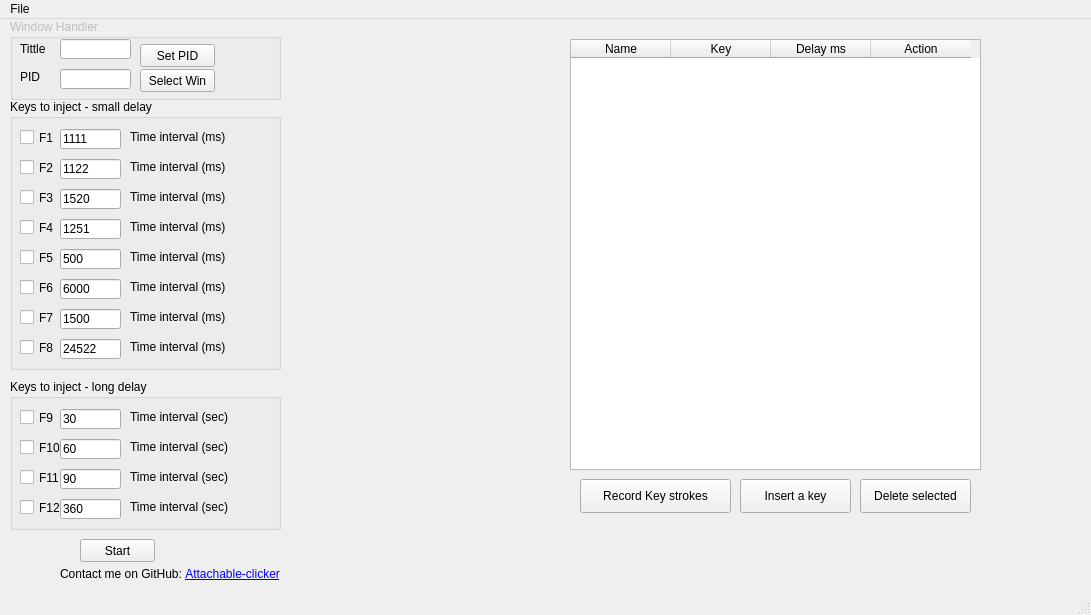
Qt form gui/mainwindow.ui (Napalys/Attachable-clicker) before a commit.
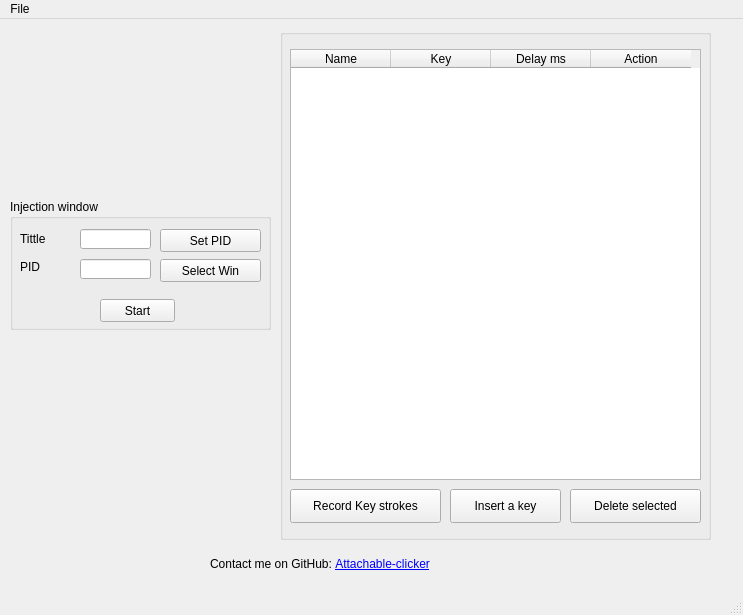
The same form after that commit.

Commit message: Added separation for delegates. Ensured buttons are named properly. Removed legacy clicker part.

Diff of the .ui file:
```diff
--- a/gui/mainwindow.ui
+++ b/gui/mainwindow.ui
@@ -6,7 +6,7 @@
    <rect>
     <x>0</x>
     <y>0</y>
-    <width>1091</width>
+    <width>743</width>
     <height>615</height>
    </rect>
   </property>
@@ -20,460 +20,12 @@
    <bool>false</bool>
   </property>
   <widget class="QWidget" name="centralwidget">
-   <widget class="QCheckBox" name="checkBox_F1">
-    <property name="geometry">
-     <rect>
-      <x>20</x>
-      <y>110</y>
-      <width>41</width>
-      <height>17</height>
-     </rect>
-    </property>
-    <property name="accessibleName">
-     <string>check_F1</string>
-    </property>
-    <property name="text">
-     <string>F1</string>
-    </property>
-   </widget>
-   <widget class="QLineEdit" name="lineEdit_F1">
-    <property name="geometry">
-     <rect>
-      <x>60</x>
-      <y>110</y>
-      <width>61</width>
-      <height>20</height>
-     </rect>
-    </property>
-    <property name="accessibleName">
-     <string>txtBox_F1</string>
-    </property>
-    <property name="text">
-     <string>1111</string>
-    </property>
-   </widget>
-   <widget class="QLabel" name="label_F1">
-    <property name="geometry">
-     <rect>
-      <x>130</x>
-      <y>110</y>
-      <width>111</width>
-      <height>16</height>
-     </rect>
-    </property>
-    <property name="text">
-     <string>Time interval (ms)</string>
-    </property>
-   </widget>
-   <widget class="QCheckBox" name="checkBox_F2">
-    <property name="geometry">
-     <rect>
-      <x>20</x>
-      <y>140</y>
-      <width>41</width>
-      <height>17</height>
-     </rect>
-    </property>
-    <property name="accessibleName">
-     <string>check_F2</string>
-    </property>
-    <property name="text">
-     <string>F2</string>
-    </property>
-   </widget>
-   <widget class="QLabel" name="label_F2">
-    <property name="geometry">
-     <rect>
-      <x>130</x>
-      <y>140</y>
-      <width>111</width>
-      <height>16</height>
-     </rect>
-    </property>
-    <property name="text">
-     <string>Time interval (ms)</string>
-    </property>
-   </widget>
-   <widget class="QLineEdit" name="lineEdit_F2">
-    <property name="geometry">
-     <rect>
-      <x>60</x>
-      <y>140</y>
-      <width>61</width>
-      <height>20</height>
-     </rect>
-    </property>
-    <property name="accessibleName">
-     <string>txtBox_F2</string>
-    </property>
-    <property name="text">
-     <string>1122</string>
-    </property>
-   </widget>
-   <widget class="QCheckBox" name="checkBox_F3">
-    <property name="geometry">
-     <rect>
-      <x>20</x>
-      <y>170</y>
-      <width>41</width>
-      <height>17</height>
-     </rect>
-    </property>
-    <property name="accessibleName">
-     <string>check_F3</string>
-    </property>
-    <property name="text">
-     <string>F3</string>
-    </property>
-   </widget>
-   <widget class="QCheckBox" name="checkBox_F4">
-    <property name="geometry">
-     <rect>
-      <x>20</x>
-      <y>200</y>
-      <width>41</width>
-      <height>17</height>
-     </rect>
-    </property>
-    <property name="accessibleName">
-     <string>check_F4</string>
-    </property>
-    <property name="text">
-     <string>F4</string>
-    </property>
-   </widget>
-   <widget class="QLineEdit" name="lineEdit_F4">
-    <property name="geometry">
-     <rect>
-      <x>60</x>
-      <y>200</y>
-      <width>61</width>
-      <height>20</height>
-     </rect>
-    </property>
-    <property name="accessibleName">
-     <string>txtBox_F4</string>
-    </property>
-    <property name="text">
-     <string>1251</string>
-    </property>
-   </widget>
-   <widget class="QLabel" name="label_F4">
-    <property name="geometry">
-     <rect>
-      <x>130</x>
-      <y>200</y>
-      <width>111</width>
-      <height>16</height>
-     </rect>
-    </property>
-    <property name="text">
-     <string>Time interval (ms)</string>
-    </property>
-   </widget>
-   <widget class="QLabel" name="label_F3">
-    <property name="geometry">
-     <rect>
-      <x>130</x>
-      <y>170</y>
-      <width>111</width>
-      <height>16</height>
-     </rect>
-    </property>
-    <property name="text">
-     <string>Time interval (ms)</string>
-    </property>
-   </widget>
-   <widget class="QLineEdit" name="lineEdit_F3">
-    <property name="geometry">
-     <rect>
-      <x>60</x>
-      <y>170</y>
-      <width>61</width>
-      <height>20</height>
-     </rect>
-    </property>
-    <property name="accessibleName">
-     <string>txtBox_F3</string>
-    </property>
-    <property name="text">
-     <string>1520</string>
-    </property>
-   </widget>
-   <widget class="QCheckBox" name="checkBox_F5">
-    <property name="geometry">
-     <rect>
-      <x>20</x>
-      <y>230</y>
-      <width>41</width>
-      <height>17</height>
-     </rect>
-    </property>
-    <property name="accessibleName">
-     <string>check_F5</string>
-    </property>
-    <property name="text">
-     <string>F5</string>
-    </property>
-   </widget>
-   <widget class="QCheckBox" name="checkBox_F6">
-    <property name="geometry">
-     <rect>
-      <x>20</x>
-      <y>260</y>
-      <width>41</width>
-      <height>17</height>
-     </rect>
-    </property>
-    <property name="accessibleName">
-     <string>check_F6</string>
-    </property>
-    <property name="text">
-     <string>F6</string>
-    </property>
-   </widget>
-   <widget class="QLineEdit" name="lineEdit_F6">
-    <property name="geometry">
-     <rect>
-      <x>60</x>
-      <y>260</y>
-      <width>61</width>
-      <height>20</height>
-     </rect>
-    </property>
-    <property name="accessibleName">
-     <string>txtBox_F6</string>
-    </property>
-    <property name="text">
-     <string>6000</string>
-    </property>
-   </widget>
-   <widget class="QLabel" name="label_F6">
-    <property name="geometry">
-     <rect>
-      <x>130</x>
-      <y>260</y>
-      <width>111</width>
-      <height>16</height>
-     </rect>
-    </property>
-    <property name="text">
-     <string>Time interval (ms)</string>
-    </property>
-   </widget>
-   <widget class="QLabel" name="label_F5">
-    <property name="geometry">
-     <rect>
-      <x>130</x>
-      <y>230</y>
-      <width>111</width>
-      <height>16</height>
-     </rect>
-    </property>
-    <property name="text">
-     <string>Time interval (ms)</string>
-    </property>
-   </widget>
-   <widget class="QLineEdit" name="lineEdit_F5">
-    <property name="geometry">
-     <rect>
-      <x>60</x>
-      <y>230</y>
-      <width>61</width>
-      <height>20</height>
-     </rect>
-    </property>
-    <property name="accessibleName">
-     <string>txtBox_F5</string>
-    </property>
-    <property name="text">
-     <string>500</string>
-    </property>
-   </widget>
-   <widget class="QCheckBox" name="checkBox_F7">
-    <property name="geometry">
-     <rect>
-      <x>20</x>
-      <y>290</y>
-      <width>41</width>
-      <height>17</height>
-     </rect>
-    </property>
-    <property name="accessibleName">
-     <string>check_F7</string>
-    </property>
-    <property name="text">
-     <string>F7</string>
-    </property>
-   </widget>
-   <widget class="QCheckBox" name="checkBox_F8">
-    <property name="geometry">
-     <rect>
-      <x>20</x>
-      <y>320</y>
-      <width>41</width>
-      <height>17</height>
-     </rect>
-    </property>
-    <property name="accessibleName">
-     <string>check_F8</string>
-    </property>
-    <property name="text">
-     <string>F8</string>
-    </property>
-   </widget>
-   <widget class="QLineEdit" name="lineEdit_F8">
-    <property name="geometry">
-     <rect>
-      <x>60</x>
-      <y>320</y>
-      <width>61</width>
-      <height>20</height>
-     </rect>
-    </property>
-    <property name="accessibleName">
-     <string>txtBox_F8</string>
-    </property>
-    <property name="text">
-     <string>24522</string>
-    </property>
-   </widget>
-   <widget class="QLabel" name="label_F8">
-    <property name="geometry">
-     <rect>
-      <x>130</x>
-      <y>320</y>
-      <width>111</width>
-      <height>16</height>
-     </rect>
-    </property>
-    <property name="text">
-     <string>Time interval (ms)</string>
-    </property>
-   </widget>
-   <widget class="QLabel" name="label_F7">
-    <property name="geometry">
-     <rect>
-      <x>130</x>
-      <y>290</y>
-      <width>111</width>
-      <height>16</height>
-     </rect>
-    </property>
-    <property name="text">
-     <string>Time interval (ms)</string>
-    </property>
-   </widget>
-   <widget class="QLineEdit" name="lineEdit_F7">
-    <property name="geometry">
-     <rect>
-      <x>60</x>
-      <y>290</y>
-      <width>61</width>
-      <height>20</height>
-     </rect>
-    </property>
-    <property name="accessibleName">
-     <string>txtBox_F7</string>
-    </property>
-    <property name="text">
-     <string>1500</string>
-    </property>
-   </widget>
-   <widget class="QPushButton" name="pushButton_PID">
-    <property name="geometry">
-     <rect>
-      <x>140</x>
-      <y>25</y>
-      <width>75</width>
-      <height>23</height>
-     </rect>
-    </property>
-    <property name="text">
-     <string>Set PID</string>
-    </property>
-   </widget>
-   <widget class="QPushButton" name="select_PID">
-    <property name="geometry">
-     <rect>
-      <x>140</x>
-      <y>50</y>
-      <width>75</width>
-      <height>23</height>
-     </rect>
-    </property>
-    <property name="text">
-     <string>Select Win</string>
-    </property>
-   </widget>
-   <widget class="QLineEdit" name="lineEdit_PID">
-    <property name="geometry">
-     <rect>
-      <x>60</x>
-      <y>50</y>
-      <width>71</width>
-      <height>20</height>
-     </rect>
-    </property>
-   </widget>
-   <widget class="QLabel" name="label_PID">
-    <property name="geometry">
-     <rect>
-      <x>20</x>
-      <y>50</y>
-      <width>21</width>
-      <height>16</height>
-     </rect>
-    </property>
-    <property name="text">
-     <string>PID</string>
-    </property>
-   </widget>
-   <widget class="QLineEdit" name="lineEdit_PID_2">
-    <property name="geometry">
-     <rect>
-      <x>60</x>
-      <y>20</y>
-      <width>71</width>
-      <height>20</height>
-     </rect>
-    </property>
-    <property name="text">
-     <string/>
-    </property>
-   </widget>
-   <widget class="QLabel" name="label_PID_2">
-    <property name="geometry">
-     <rect>
-      <x>20</x>
-      <y>20</y>
-      <width>31</width>
-      <height>20</height>
-     </rect>
-    </property>
-    <property name="text">
-     <string>Tittle</string>
-    </property>
-   </widget>
-   <widget class="QGroupBox" name="groupBox_2">
-    <property name="geometry">
-     <rect>
-      <x>10</x>
-      <y>80</y>
-      <width>271</width>
-      <height>271</height>
-     </rect>
-    </property>
-    <property name="title">
-     <string>Keys to inject - small delay</string>
-    </property>
-   </widget>
    <widget class="QLabel" name="label">
     <property name="geometry">
      <rect>
-      <x>60</x>
-      <y>540</y>
-      <width>251</width>
+      <x>210</x>
+      <y>530</y>
+      <width>321</width>
       <height>31</height>
      </rect>
     </property>
@@ -484,331 +36,206 @@
      <string>Contact me on GitHub: &lt;a href='https://github.com/Napalys/Attachable-clicker'&gt;Attachable-clicker&lt;/a&gt;</string>
     </property>
    </widget>
-   <widget class="QPushButton" name="pushButton_Start">
+   <widget class="QGroupBox" name="routine_group">
     <property name="geometry">
      <rect>
-      <x>80</x>
-      <y>520</y>
-      <width>75</width>
-      <height>23</height>
-     </rect>
-    </property>
-    <property name="text">
-     <string>Start</string>
-    </property>
-   </widget>
-   <widget class="QGroupBox" name="groupBox_3">
-    <property name="geometry">
-     <rect>
-      <x>10</x>
-      <y>360</y>
-      <width>271</width>
-      <height>151</height>
-     </rect>
-    </property>
-    <property name="title">
-     <string>Keys to inject - long delay</string>
-    </property>
-    <widget class="QLineEdit" name="lineEdit_F9">
-     <property name="geometry">
-      <rect>
-       <x>50</x>
-       <y>30</y>
-       <width>61</width>
-       <height>20</height>
-      </rect>
-     </property>
-     <property name="accessibleName">
-      <string>txtBox_F9</string>
-     </property>
-     <property name="text">
-      <string>30</string>
-     </property>
-    </widget>
-    <widget class="QLabel" name="label_F1_2">
-     <property name="geometry">
-      <rect>
-       <x>120</x>
-       <y>30</y>
-       <width>111</width>
-       <height>16</height>
-      </rect>
-     </property>
-     <property name="text">
-      <string>Time interval (sec)</string>
-     </property>
-    </widget>
-    <widget class="QCheckBox" name="checkBox_F9">
-     <property name="geometry">
-      <rect>
-       <x>10</x>
-       <y>30</y>
-       <width>41</width>
-       <height>17</height>
-      </rect>
-     </property>
-     <property name="accessibleName">
-      <string>check_F9</string>
-     </property>
-     <property name="text">
-      <string>F9</string>
-     </property>
-    </widget>
-    <widget class="QCheckBox" name="checkBox_F10">
-     <property name="geometry">
-      <rect>
-       <x>10</x>
-       <y>60</y>
-       <width>41</width>
-       <height>17</height>
-      </rect>
-     </property>
-     <property name="accessibleName">
-      <string>check_F10</string>
-     </property>
-     <property name="text">
-      <string>F10</string>
-     </property>
-    </widget>
-    <widget class="QLabel" name="label_F1_3">
-     <property name="geometry">
-      <rect>
-       <x>120</x>
-       <y>60</y>
-       <width>111</width>
-       <height>16</height>
-      </rect>
-     </property>
-     <property name="text">
-      <string>Time interval (sec)</string>
-     </property>
-    </widget>
-    <widget class="QLineEdit" name="lineEdit_F10">
-     <property name="geometry">
-      <rect>
-       <x>50</x>
-       <y>60</y>
-       <width>61</width>
-       <height>20</height>
-      </rect>
-     </property>
-     <property name="accessibleName">
-      <string>txtBox_F10</string>
-     </property>
-     <property name="text">
-      <string>60</string>
-     </property>
-    </widget>
-    <widget class="QCheckBox" name="checkBox_F11">
-     <property name="geometry">
-      <rect>
-       <x>10</x>
-       <y>90</y>
-       <width>41</width>
-       <height>17</height>
-      </rect>
-     </property>
-     <property name="accessibleName">
-      <string>check_F11</string>
-     </property>
-     <property name="text">
-      <string>F11</string>
-     </property>
-    </widget>
-    <widget class="QLabel" name="label_F1_4">
-     <property name="geometry">
-      <rect>
-       <x>120</x>
-       <y>90</y>
-       <width>111</width>
-       <height>16</height>
-      </rect>
-     </property>
-     <property name="text">
-      <string>Time interval (sec)</string>
-     </property>
-    </widget>
-    <widget class="QLineEdit" name="lineEdit_F11">
-     <property name="geometry">
-      <rect>
-       <x>50</x>
-       <y>90</y>
-       <width>61</width>
-       <height>20</height>
-      </rect>
-     </property>
-     <property name="accessibleName">
-      <string>txtBox_F11</string>
-     </property>
-     <property name="text">
-      <string>90</string>
-     </property>
-    </widget>
-    <widget class="QCheckBox" name="checkBox_F12">
-     <property name="geometry">
-      <rect>
-       <x>10</x>
-       <y>120</y>
-       <width>41</width>
-       <height>17</height>
-      </rect>
-     </property>
-     <property name="accessibleName">
-      <string>check_F12</string>
-     </property>
-     <property name="text">
-      <string>F12</string>
-     </property>
-    </widget>
-    <widget class="QLabel" name="label_F1_5">
-     <property name="geometry">
-      <rect>
-       <x>120</x>
-       <y>120</y>
-       <width>111</width>
-       <height>16</height>
-      </rect>
-     </property>
-     <property name="text">
-      <string>Time interval (sec)</string>
-     </property>
-    </widget>
-    <widget class="QLineEdit" name="lineEdit_F12">
-     <property name="geometry">
-      <rect>
-       <x>50</x>
-       <y>120</y>
-       <width>61</width>
-       <height>20</height>
-      </rect>
-     </property>
-     <property name="accessibleName">
-      <string>txtBox_F12</string>
-     </property>
-     <property name="text">
-      <string>360</string>
-     </property>
-    </widget>
-   </widget>
-   <widget class="QGroupBox" name="groupBox">
-    <property name="enabled">
-     <bool>false</bool>
-    </property>
-    <property name="geometry">
-     <rect>
-      <x>10</x>
-      <y>0</y>
-      <width>271</width>
-      <height>81</height>
-     </rect>
-    </property>
-    <property name="title">
-     <string>Window Handler</string>
-    </property>
-   </widget>
-   <widget class="QTableWidget" name="tableWidget">
-    <property name="geometry">
-     <rect>
-      <x>570</x>
-      <y>20</y>
-      <width>411</width>
-      <height>431</height>
+      <x>280</x>
+      <y>10</y>
+      <width>431</width>
+      <height>511</height>
      </rect>
     </property>
     <property name="minimumSize">
      <size>
-      <width>411</width>
-      <height>0</height>
+      <width>431</width>
+      <height>511</height>
      </size>
     </property>
-    <column>
-     <property name="text">
-      <string>Name</string>
+    <property name="title">
+     <string/>
+    </property>
+    <widget class="QPushButton" name="pushButton_delete_key">
+     <property name="geometry">
+      <rect>
+       <x>290</x>
+       <y>460</y>
+       <width>131</width>
+       <height>34</height>
+      </rect>
      </property>
-    </column>
-    <column>
      <property name="text">
-      <string>Key</string>
+      <string>Delete selected</string>
      </property>
-    </column>
-    <column>
+    </widget>
+    <widget class="QPushButton" name="pushButton_insert_key">
+     <property name="geometry">
+      <rect>
+       <x>170</x>
+       <y>460</y>
+       <width>111</width>
+       <height>34</height>
+      </rect>
+     </property>
      <property name="text">
-      <string>Delay ms</string>
+      <string>Insert a key</string>
      </property>
-    </column>
-    <column>
+    </widget>
+    <widget class="QPushButton" name="pushButton_record">
+     <property name="geometry">
+      <rect>
+       <x>10</x>
+       <y>460</y>
+       <width>151</width>
+       <height>34</height>
+      </rect>
+     </property>
      <property name="text">
-      <string>Action</string>
+      <string>Record Key strokes</string>
      </property>
-    </column>
+    </widget>
+    <widget class="QTableWidget" name="tableWidget">
+     <property name="geometry">
+      <rect>
+       <x>10</x>
+       <y>20</y>
+       <width>411</width>
+       <height>431</height>
+      </rect>
+     </property>
+     <property name="minimumSize">
+      <size>
+       <width>411</width>
+       <height>0</height>
+      </size>
+     </property>
+     <column>
+      <property name="text">
+       <string>Name</string>
+      </property>
+     </column>
+     <column>
+      <property name="text">
+       <string>Key</string>
+      </property>
+     </column>
+     <column>
+      <property name="text">
+       <string>Delay ms</string>
+      </property>
+     </column>
+     <column>
+      <property name="text">
+       <string>Action</string>
+      </property>
+     </column>
+    </widget>
    </widget>
-   <widget class="QPushButton" name="button_record">
+   <widget class="QGroupBox" name="injection_windows_group">
     <property name="geometry">
      <rect>
-      <x>580</x>
-      <y>460</y>
-      <width>151</width>
-      <height>34</height>
+      <x>10</x>
+      <y>180</y>
+      <width>261</width>
+      <height>131</height>
      </rect>
     </property>
-    <property name="text">
-     <string>Record Key strokes</string>
+    <property name="title">
+     <string>Injection window</string>
     </property>
+    <widget class="QPushButton" name="pushButton_PID">
+     <property name="geometry">
+      <rect>
+       <x>150</x>
+       <y>30</y>
+       <width>101</width>
+       <height>23</height>
+      </rect>
+     </property>
+     <property name="text">
+      <string>Set PID</string>
+     </property>
+    </widget>
+    <widget class="QPushButton" name="pushButton_select_window">
+     <property name="geometry">
+      <rect>
+       <x>150</x>
+       <y>60</y>
+       <width>101</width>
+       <height>23</height>
+      </rect>
+     </property>
+     <property name="text">
+      <string>Select Win</string>
+     </property>
+    </widget>
+    <widget class="QLineEdit" name="lineEdit_PID">
+     <property name="geometry">
+      <rect>
+       <x>70</x>
+       <y>60</y>
+       <width>71</width>
+       <height>20</height>
+      </rect>
+     </property>
+    </widget>
+    <widget class="QLineEdit" name="lineEdit_tittle">
+     <property name="geometry">
+      <rect>
+       <x>70</x>
+       <y>30</y>
+       <width>71</width>
+       <height>20</height>
+      </rect>
+     </property>
+     <property name="autoFillBackground">
+      <bool>false</bool>
+     </property>
+     <property name="text">
+      <string/>
+     </property>
+    </widget>
+    <widget class="QLabel" name="label_tittle">
+     <property name="geometry">
+      <rect>
+       <x>10</x>
+       <y>30</y>
+       <width>61</width>
+       <height>20</height>
+      </rect>
+     </property>
+     <property name="text">
+      <string>Tittle</string>
+     </property>
+    </widget>
+    <widget class="QLabel" name="label_PID">
+     <property name="geometry">
+      <rect>
+       <x>10</x>
+       <y>60</y>
+       <width>41</width>
+       <height>16</height>
+      </rect>
+     </property>
+     <property name="text">
+      <string>PID</string>
+     </property>
+    </widget>
+    <widget class="QPushButton" name="pushButton_Start">
+     <property name="geometry">
+      <rect>
+       <x>90</x>
+       <y>100</y>
+       <width>75</width>
+       <height>23</height>
+      </rect>
+     </property>
+     <property name="text">
+      <string>Start</string>
+     </property>
+    </widget>
    </widget>
-   <widget class="QPushButton" name="pushButton_delete_key">
-    <property name="geometry">
-     <rect>
-      <x>860</x>
-      <y>460</y>
-      <width>111</width>
-      <height>34</height>
-     </rect>
-    </property>
-    <property name="text">
-     <string>Delete selected</string>
-    </property>
-   </widget>
-   <widget class="QPushButton" name="pushButton_insert_key">
-    <property name="geometry">
-     <rect>
-      <x>740</x>
-      <y>460</y>
-      <width>111</width>
-      <height>34</height>
-     </rect>
-    </property>
-    <property name="text">
-     <string>Insert a key</string>
-    </property>
-   </widget>
-   <zorder>groupBox</zorder>
-   <zorder>groupBox_2</zorder>
-   <zorder>checkBox_F1</zorder>
-   <zorder>lineEdit_F1</zorder>
-   <zorder>label_F1</zorder>
-   <zorder>checkBox_F2</zorder>
-   <zorder>label_F2</zorder>
-   <zorder>lineEdit_F2</zorder>
-   <zorder>checkBox_F3</zorder>
-   <zorder>checkBox_F4</zorder>
-   <zorder>lineEdit_F4</zorder>
-   <zorder>label_F4</zorder>
-   <zorder>label_F3</zorder>
-   <zorder>lineEdit_F3</zorder>
-   <zorder>checkBox_F5</zorder>
-   <zorder>checkBox_F6</zorder>
-   <zorder>lineEdit_F6</zorder>
-   <zorder>label_F6</zorder>
-   <zorder>label_F5</zorder>
-   <zorder>lineEdit_F5</zorder>
-   <zorder>checkBox_F7</zorder>
-   <zorder>checkBox_F8</zorder>
-   <zorder>lineEdit_F8</zorder>
-   <zorder>label_F8</zorder>
-   <zorder>label_F7</zorder>
-   <zorder>lineEdit_F7</zorder>
-   <zorder>label_PID</zorder>
-   <zorder>label_PID_2</zorder>
+   <zorder>injection_windows_group</zorder>
+   <zorder>routine_group</zorder>
    <zorder>label</zorder>
    <zorder>groupBox_3</zorder>
    <zorder>pushButton_PID</zorder>
@@ -826,7 +253,7 @@
     <rect>
      <x>0</x>
      <y>0</y>
-     <width>1091</width>
+     <width>743</width>
      <height>30</height>
     </rect>
    </property>
```
Left out of the diff: 10 changed lines with no effect on the pictures. The commit also changes 8 other files.
